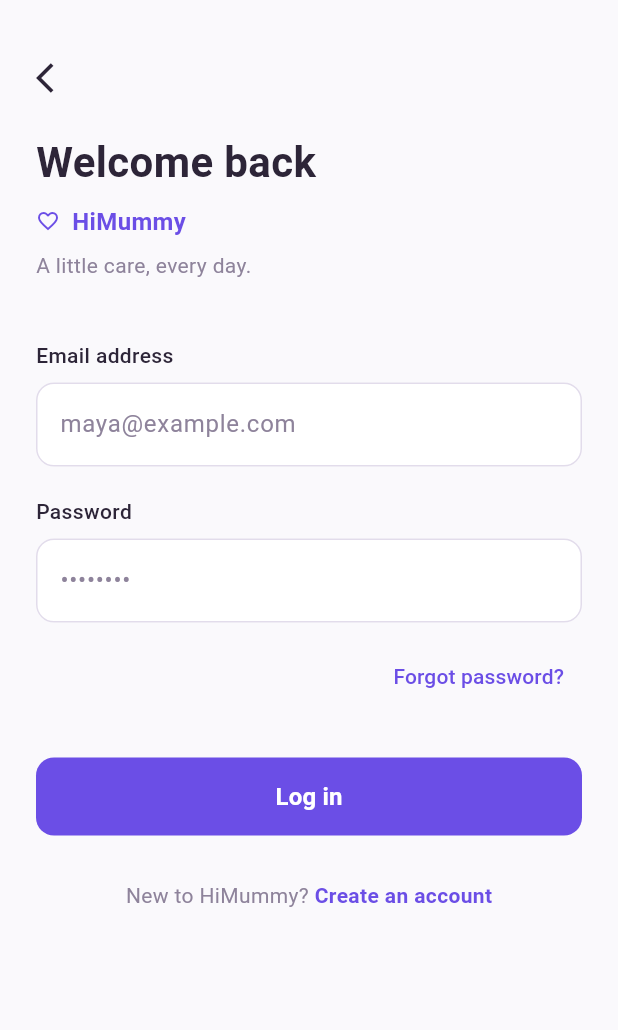
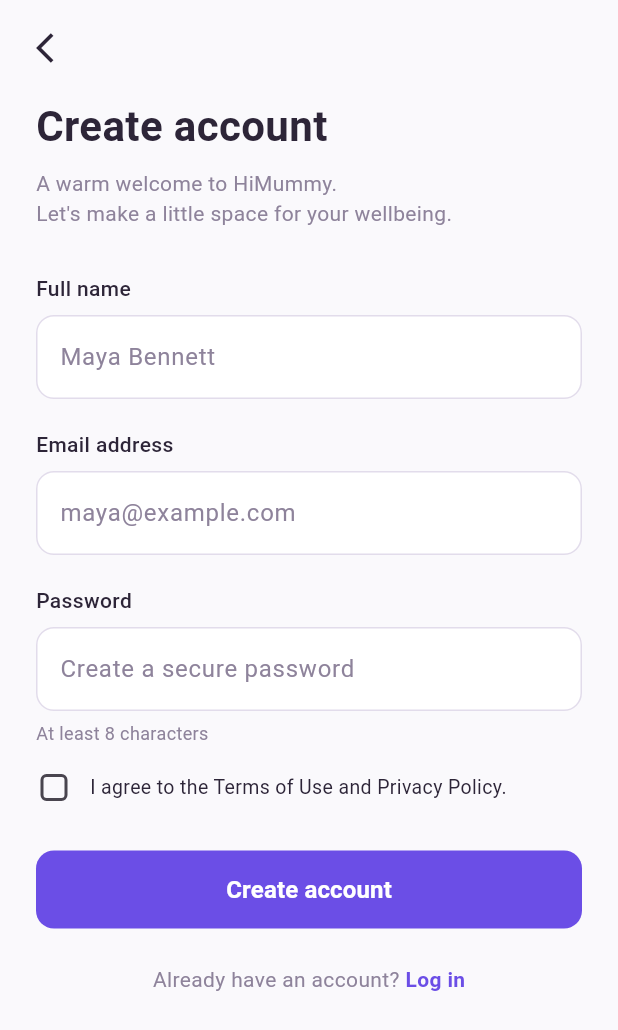
Before and after one commit to cepdnaclk/e22-3yp-himummy, a Flutter app: the screen it shows after launch, after a tap on "Create an account", on a phone screen of 412 x 824 dp. Shown: the top 1030 px of the screen. Run offline on Flutter 3.47's test engine with Material 3 defaults, Android fonts, the phone set to English and light mode, and no system bars; Roboto replaces fonts that are missing (Nunito Sans).

Commit message:
feat: implement registration screen and connect navigation from login

```diff
--- a/code/himummy_mobile/lib/presentation/screens/auth/login_screen.dart
+++ b/code/himummy_mobile/lib/presentation/screens/auth/login_screen.dart
@@ -1,5 +1,6 @@
 import 'package:flutter/material.dart';
 import '../../../core/constants/app_colors.dart';
+import 'registration_screen.dart';
 
 class LoginScreen extends StatefulWidget {
   const LoginScreen({Key? key}) : super(key: key);
@@ -219,6 +220,10 @@ class _LoginScreenState extends State<LoginScreen> {
                     GestureDetector(
                       onTap: () {
                         // Navigate to Registration screen
+                        Navigator.push(
+                          context,
+                          MaterialPageRoute(builder: (context) => const RegistrationScreen()),
+                        );
                       },
                       child: const Text(
                         'Create an account',
--- a/code/himummy_mobile/lib/presentation/screens/auth/registration_screen.dart
+++ b/code/himummy_mobile/lib/presentation/screens/auth/registration_screen.dart
@@ -0,0 +1,285 @@
+import 'package:flutter/material.dart';
+import '../../../core/constants/app_colors.dart';
+import 'login_screen.dart';
+
+class RegistrationScreen extends StatefulWidget {
+  const RegistrationScreen({Key? key}) : super(key: key);
+
+  @override
+  State<RegistrationScreen> createState() => _RegistrationScreenState();
+}
+
+class _RegistrationScreenState extends State<RegistrationScreen> {
+  // Controllers to capture user registration inputs
+  final TextEditingController _fullNameController = TextEditingController();
+  final TextEditingController _emailController = TextEditingController();
+  final TextEditingController _passwordController = TextEditingController();
+
+  // State for terms and conditions checkbox
+  bool _agreedToTerms = false;
+
+  @override
+  void dispose() {
+    _fullNameController.dispose();
+    _emailController.dispose();
+    _passwordController.dispose();
+    super.dispose();
+  }
+
+  @override
+  Widget build(BuildContext context) {
+    return Scaffold(
+      backgroundColor: AppColors.backgroundWhite,
+      body: SafeArea(
+        child: Padding(
+          padding: const EdgeInsets.symmetric(horizontal: 24.0),
+          child: SingleChildScrollView(
+            child: Column(
+              crossAxisAlignment: CrossAxisAlignment.start,
+              children: [
+                const SizedBox(height: 20),
+
+                // Back button to return to login
+                GestureDetector(
+                  onTap: () {
+                    Navigator.pop(context);
+                  },
+                  child: const Icon(
+                    Icons.arrow_back_ios,
+                    color: AppColors.textDark,
+                  ),
+                ),
+
+                const SizedBox(height: 20),
+
+                // Registration title matching Figma design
+                const Text(
+                  'Create account',
+                  style: TextStyle(
+                    fontSize: 28,
+                    fontWeight: FontWeight.bold,
+                    color: AppColors.textDark,
+                  ),
+                ),
+
+                const SizedBox(height: 8),
+
+                const Text(
+                  'A warm welcome to HiMummy.\nLet\'s make a little space for your wellbeing.',
+                  style: TextStyle(
+                    fontSize: 14,
+                    color: AppColors.textMuted,
+                    height: 1.4,
+                  ),
+                ),
+
+                const SizedBox(height: 30),
+
+                // Full Name input field
+                const Text(
+                  'Full name',
+                  style: TextStyle(
+                    fontSize: 14,
+                    fontWeight: FontWeight.w500,
+                    color: AppColors.textDark,
+                  ),
+                ),
+                const SizedBox(height: 8),
+                TextField(
+                  controller: _fullNameController,
+                  decoration: InputDecoration(
+                    hintText: 'Maya Bennett',
+                    hintStyle: const TextStyle(color: AppColors.textMuted),
+                    filled: true,
+                    fillColor: AppColors.cardWhite,
+                    border: OutlineInputBorder(
+                      borderRadius: BorderRadius.circular(12),
+                      borderSide: const BorderSide(color: AppColors.borderGrey),
+                    ),
+                    enabledBorder: OutlineInputBorder(
+                      borderRadius: BorderRadius.circular(12),
+                      borderSide: const BorderSide(color: AppColors.borderGrey),
+                    ),
+                    focusedBorder: OutlineInputBorder(
+                      borderRadius: BorderRadius.circular(12),
+                      borderSide: const BorderSide(color: AppColors.primaryPurple, width: 1.5),
+                    ),
+                  ),
+                ),
+
+                const SizedBox(height: 20),
+
+                // Email address input field
+                const Text(
+                  'Email address',
+                  style: TextStyle(
+                    fontSize: 14,
+                    fontWeight: FontWeight.w500,
+                    color: AppColors.textDark,
+                  ),
+                ),
+                const SizedBox(height: 8),
+                TextField(
+                  controller: _emailController,
+                  keyboardType: TextInputType.emailAddress,
+                  decoration: InputDecoration(
+                    hintText: 'maya@example.com',
+                    hintStyle: const TextStyle(color: AppColors.textMuted),
+                    filled: true,
+                    fillColor: AppColors.cardWhite,
+                    border: OutlineInputBorder(
+                      borderRadius: BorderRadius.circular(12),
+                      borderSide: const BorderSide(color: AppColors.borderGrey),
+                    ),
+                    enabledBorder: OutlineInputBorder(
+                      borderRadius: BorderRadius.circular(12),
+                      borderSide: const BorderSide(color: AppColors.borderGrey),
+                    ),
+                    focusedBorder: OutlineInputBorder(
+                      borderRadius: BorderRadius.circular(12),
+                      borderSide: const BorderSide(color: AppColors.primaryPurple, width: 1.5),
+                    ),
+                  ),
+                ),
+
+                const SizedBox(height: 20),
+
+                // Password input field
+                const Text(
+                  'Password',
+                  style: TextStyle(
+                    fontSize: 14,
+                    fontWeight: FontWeight.w500,
+                    color: AppColors.textDark,
+                  ),
+                ),
+                const SizedBox(height: 8),
+                TextField(
+                  controller: _passwordController,
+                  obscureText: true,
+                  decoration: InputDecoration(
+                    hintText: 'Create a secure password',
+                    hintStyle: const TextStyle(color: AppColors.textMuted),
+                    filled: true,
+                    fillColor: AppColors.cardWhite,
+                    border: OutlineInputBorder(
+                      borderRadius: BorderRadius.circular(12),
+                      borderSide: const BorderSide(color: AppColors.borderGrey),
+                    ),
+                    enabledBorder: OutlineInputBorder(
+                      borderRadius: BorderRadius.circular(12),
+                      borderSide: const BorderSide(color: AppColors.borderGrey),
+                    ),
+                    focusedBorder: OutlineInputBorder(
+                      borderRadius: BorderRadius.circular(12),
+                      borderSide: const BorderSide(color: AppColors.primaryPurple, width: 1.5),
+                    ),
+                  ),
+                ),
+
+                const SizedBox(height: 6),
+
+                const Text(
+                  'At least 8 characters',
+                  style: TextStyle(
+                    fontSize: 12,
+                    color: AppColors.textMuted,
+                  ),
+                ),
+
+                const SizedBox(height: 16),
+
+                // Terms and conditions agreement checkbox row
+                Row(
+                  children: [
+                    SizedBox(
+                      height: 24,
+                      width: 24,
+                      child: Checkbox(
+                        value: _agreedToTerms,
+                        activeColor: AppColors.primaryPurple,
+                        shape: RoundedRectangleBorder(
+                          borderRadius: BorderRadius.circular(4),
+                        ),
+                        onChanged: (value) {
+                          setState(() {
+                            _agreedToTerms = value ?? false;
+                          });
+                        },
+                      ),
+                    ),
+                    const SizedBox(width: 12),
+                    const Expanded(
+                      child: Text(
+                        'I agree to the Terms of Use and Privacy Policy.',
+                        style: TextStyle(
+                          fontSize: 13,
+                          color: AppColors.textDark,
+                        ),
+                      ),
+                    ),
+                  ],
+                ),
+
+                const SizedBox(height: 30),
+
+                // Create account button
+                SizedBox(
+                  width: double.infinity,
+                  height: 52,
+                  child: ElevatedButton(
+                    onPressed: () {
+                      // Handle registration action
+                    },
+                    style: ElevatedButton.styleFrom(
+                      backgroundColor: AppColors.primaryPurple,
+                      shape: RoundedRectangleBorder(
+                        borderRadius: BorderRadius.circular(12),
+                      ),
+                      elevation: 0,
+                    ),
+                    child: const Text(
+                      'Create account',
+                      style: TextStyle(
+                        fontSize: 16,
+                        fontWeight: FontWeight.w600,
+                        color: Colors.white,
+                      ),
+                    ),
+                  ),
+                ),
+
+                const SizedBox(height: 24),
+
+                // Already have an account login prompt
+                Row(
+                  mainAxisAlignment: MainAxisAlignment.center,
+                  children: [
+                    const Text(
+                      "Already have an account? ",
+                      style: TextStyle(color: AppColors.textMuted),
+                    ),
+                    GestureDetector(
+                      onTap: () {
+                        Navigator.pop(context); // Go back to Login screen
+                      },
+                      child: const Text(
+                        'Log in',
+                        style: TextStyle(
+                          color: AppColors.primaryPurple,
+                          fontWeight: FontWeight.w600,
+                        ),
+                      ),
+                    ),
+                  ],
+                ),
+
+                const SizedBox(height: 30),
+              ],
+            ),
+          ),
+        ),
+      ),
+    );
+  }
+}
```
